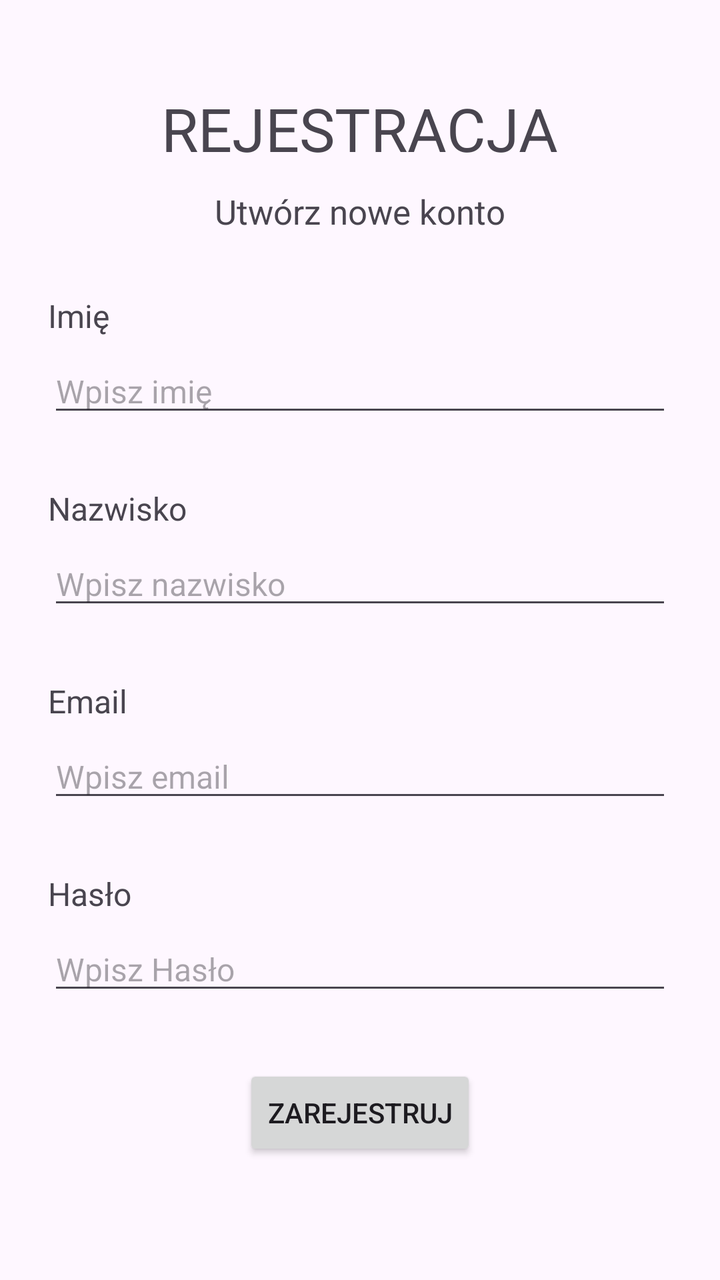
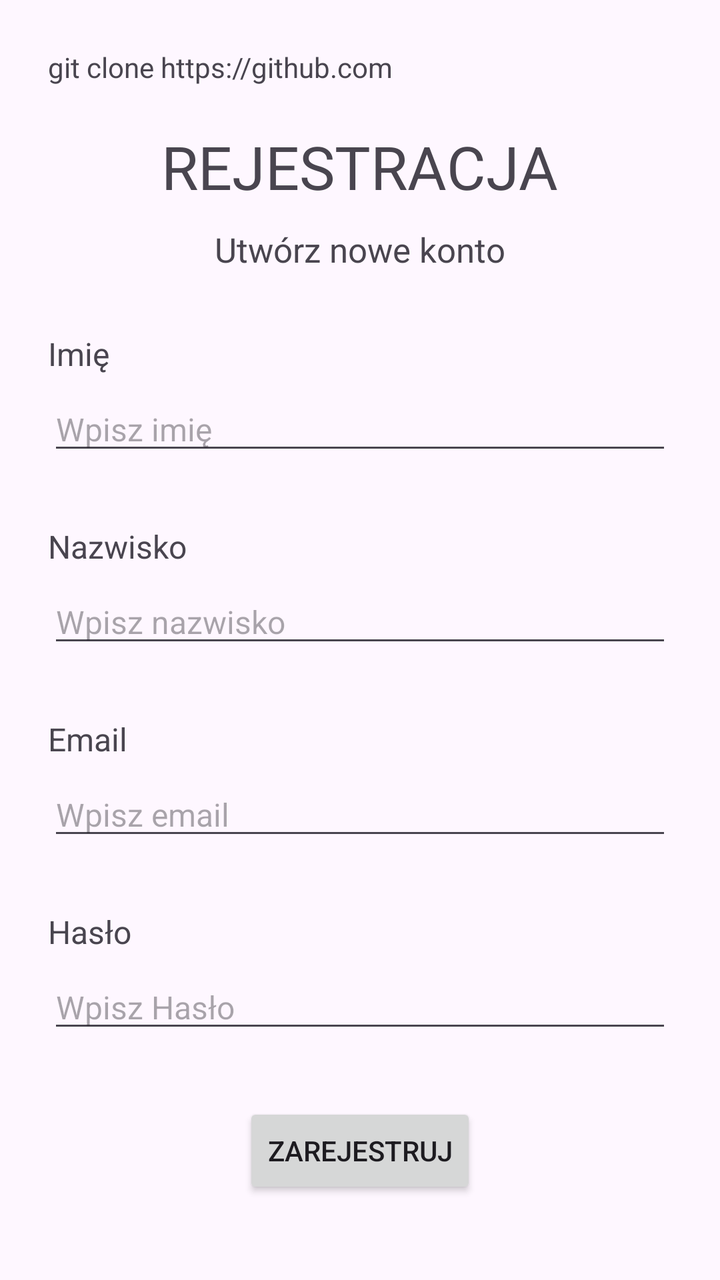

The first picture is an Android layout as it rendered before a commit; the second is the same layout after the commit. The layout source and the unified diff follow.
<!-- AndroidManifest.xml: activity theme Theme.MyApplication -->
<!-- res/layout/activity_main.xml -->
<?xml version="1.0" encoding="utf-8"?>
<androidx.constraintlayout.widget.ConstraintLayout xmlns:android="http://schemas.android.com/apk/res/android"
    xmlns:app="http://schemas.android.com/apk/res-auto"
    xmlns:tools="http://schemas.android.com/tools"
    android:id="@+id/main"
    android:layout_width="match_parent"
    android:layout_height="match_parent"
    tools:context=".MainActivity">

    <LinearLayout
        android:layout_height="match_parent"
        android:layout_width="match_parent"
        android:orientation="vertical"
        android:padding="24dp"
        android:gravity="center_horizontal">

        <TextView
            android:layout_width="wrap_content"
            android:layout_height="wrap_content"
            android:text="REJESTRACJA"
            android:textSize="30sp"
            android:layout_marginTop="20dp" />

        <TextView
            android:layout_width="wrap_content"
            android:layout_height="wrap_content"
            android:text="Utwórz nowe konto"
            android:textSize="17sp"
            android:layout_marginTop="10dp"/>

        <TextView
            android:layout_width="match_parent"
            android:layout_height="wrap_content"
            android:text="Imię"
            android:textSize="16sp"
            android:layout_marginTop="30dp"/>


        <EditText
            android:layout_width="match_parent"
            android:layout_height="wrap_content"
            android:hint="Wpisz imię"
            android:textSize="16sp"
            android:layout_marginTop="6dp"/>

        <TextView
            android:layout_width="match_parent"
            android:layout_height="wrap_content"
            android:text="Nazwisko"
            android:textSize="16sp"
            android:layout_marginTop="30dp"/>

        <EditText
            android:layout_width="match_parent"
            android:layout_height="wrap_content"
            android:hint="Wpisz nazwisko"
            android:textSize="16sp"
            android:layout_marginTop="6dp"/>

        <TextView
            android:layout_width="match_parent"
            android:layout_height="wrap_content"
            android:text="Email"
            android:textSize="16sp"
            android:layout_marginTop="30dp"/>

        <EditText
            android:layout_width="match_parent"
            android:layout_height="wrap_content"
            android:hint="Wpisz email"
            android:textSize="16sp"
            android:layout_marginTop="6dp"/>

        <TextView
            android:layout_width="match_parent"
            android:layout_height="wrap_content"
            android:text="Hasło"
            android:textSize="16sp"
            android:layout_marginTop="30dp"/>

        <EditText
            android:layout_width="match_parent"
            android:layout_height="wrap_content"
            android:hint="Wpisz Hasło"
            android:textSize="16sp"
            android:layout_marginTop="6dp"/>

        <Button
            android:layout_width="wrap_content"
            android:layout_height="wrap_content"
            android:text="ZAREJESTRUJ"
            android:layout_marginTop="30dp"
            android:layout_gravity="center_horizontal"/>

    </LinearLayout>

</androidx.constraintlayout.widget.ConstraintLayout>
<!-- resources referenced by this layout -->
<resources>
  <style name="Theme.MyApplication" parent="Base.Theme.MyApplication" />
  <style name="Base.Theme.MyApplication" parent="Theme.Material3.DayNight.NoActionBar">
          
          
      </style>
</resources>

<!-- the commit's change to res/layout/activity_main.xml (unified diff, before → after) -->
@@ -7,14 +7,20 @@
     android:layout_height="match_parent"
     tools:context=".MainActivity">
 
-    <LinearLayout
-        android:layout_height="match_parent"
-        android:layout_width="match_parent"
-        android:orientation="vertical"
-        android:padding="24dp"
-        android:gravity="center_horizontal">
+        <LinearLayout
+            android:layout_height="match_parent"
+            android:layout_width="match_parent"
+            android:orientation="vertical"
+            android:padding="24dp"
+            android:gravity="center_horizontal">
 
-        <TextView
+                <TextView
+                    android:id="@+id/textView"
+                    android:layout_width="match_parent"
+                    android:layout_height="wrap_content"
+                    android:text="git clone https://github.com" />
+
+                <TextView
             android:layout_width="wrap_content"
             android:layout_height="wrap_content"
             android:text="REJESTRACJA"
@@ -28,70 +34,75 @@
             android:textSize="17sp"
             android:layout_marginTop="10dp"/>
 
-        <TextView
-            android:layout_width="match_parent"
-            android:layout_height="wrap_content"
-            android:text="Imię"
-            android:textSize="16sp"
-            android:layout_marginTop="30dp"/>
+                <TextView
+                    android:layout_width="match_parent"
+                    android:layout_height="wrap_content"
+                    android:text="Imię"
+                    android:textSize="16sp"
+                    android:layout_marginTop="30dp"/>
 
 
-        <EditText
-            android:layout_width="match_parent"
-            android:layout_height="wrap_content"
-            android:hint="Wpisz imię"
-            android:textSize="16sp"
-            android:layout_marginTop="6dp"/>
+                <EditText
+                    android:id="@+id/name"
+                    android:layout_width="match_parent"
+                    android:layout_height="wrap_content"
+                    android:hint="Wpisz imię"
+                    android:textSize="16sp"
+                    android:layout_marginTop="6dp"/>
 
-        <TextView
-            android:layout_width="match_parent"
-            android:layout_height="wrap_content"
-            android:text="Nazwisko"
-            android:textSize="16sp"
-            android:layout_marginTop="30dp"/>
+                <TextView
+                    android:layout_width="match_parent"
+                    android:layout_height="wrap_content"
+                    android:text="Nazwisko"
+                    android:textSize="16sp"
+                    android:layout_marginTop="30dp"/>
 
-        <EditText
-            android:layout_width="match_parent"
-            android:layout_height="wrap_content"
-            android:hint="Wpisz nazwisko"
-            android:textSize="16sp"
-            android:layout_marginTop="6dp"/>
+                <EditText
+                    android:id="@+id/secname"
+                    android:layout_width="match_parent"
+                    android:layout_height="wrap_content"
+                    android:hint="Wpisz nazwisko"
+                    android:textSize="16sp"
+                    android:layout_marginTop="6dp"/>
 
-        <TextView
-            android:layout_width="match_parent"
-            android:layout_height="wrap_content"
-            android:text="Email"
-            android:textSize="16sp"
-            android:layout_marginTop="30dp"/>
+                <TextView
+                    android:layout_width="match_parent"
+                    android:layout_height="wrap_content"
+                    android:text="Email"
+                    android:textSize="16sp"
+                    android:layout_marginTop="30dp"/>
 
-        <EditText
-            android:layout_width="match_parent"
-            android:layout_height="wrap_content"
-            android:hint="Wpisz email"
-            android:textSize="16sp"
-            android:layout_marginTop="6dp"/>
+                <EditText
+                    android:id="@+id/email"
+                    android:layout_width="match_parent"
+                    android:layout_height="wrap_content"
+                    android:hint="Wpisz email"
+                    android:textSize="16sp"
+                    android:layout_marginTop="6dp"/>
 
-        <TextView
-            android:layout_width="match_parent"
-            android:layout_height="wrap_content"
-            android:text="Hasło"
-            android:textSize="16sp"
-            android:layout_marginTop="30dp"/>
+                <TextView
+                    android:layout_width="match_parent"
+                    android:layout_height="wrap_content"
+                    android:text="Hasło"
+                    android:textSize="16sp"
+                    android:layout_marginTop="30dp"/>
 
-        <EditText
-            android:layout_width="match_parent"
-            android:layout_height="wrap_content"
-            android:hint="Wpisz Hasło"
-            android:textSize="16sp"
-            android:layout_marginTop="6dp"/>
+                <EditText
+                    android:id="@+id/password"
+                    android:layout_width="match_parent"
+                    android:layout_height="wrap_content"
+                    android:hint="Wpisz Hasło"
+                    android:textSize="16sp"
+                    android:layout_marginTop="6dp"/>
 
-        <Button
-            android:layout_width="wrap_content"
-            android:layout_height="wrap_content"
-            android:text="ZAREJESTRUJ"
-            android:layout_marginTop="30dp"
-            android:layout_gravity="center_horizontal"/>
+                <Button
+                    android:id="@+id/button"
+                    android:layout_width="wrap_content"
+                    android:layout_height="wrap_content"
+                    android:text="ZAREJESTRUJ"
+                    android:layout_marginTop="30dp"
+                    android:layout_gravity="center_horizontal"/>
 
-    </LinearLayout>
+        </LinearLayout>
 
 </androidx.constraintlayout.widget.ConstraintLayout>
